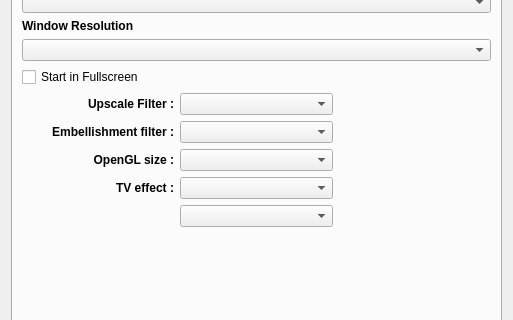
Old version of the form yabause/src/qt/ui/UISettings.ui in the repository Yabause/yabause; both pictures show x 0 to 513 and y 123 to 443 of the 513 by 563 pixel window.
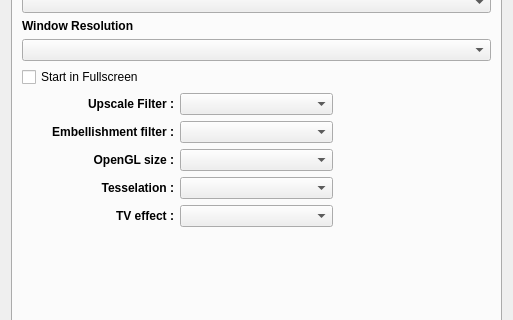
New version of the form. The open tabs and pages were chosen to show the change. Custom widgets are drawn as their Qt base class.

Commit message: Added a tesselation title + fixes.

```diff
--- a/yabause/src/qt/ui/UISettings.ui
+++ b/yabause/src/qt/ui/UISettings.ui
@@ -317,7 +317,7 @@
 			</widget>
 		</item>
 		<item row="19" column="1">
-			<widget class="QComboBox" name="cbFilterMode"/>
+			<widget class="QComboBox" name="cbUpscaleMode"/>
 		</item>
 		<item row="20" column="0">
 			<widget class="QLabel" name="Embellishmentfilter">
@@ -338,10 +338,10 @@
 				</property>
 			</widget>
 		</item>
-       <item row="20" column="1">
-        <widget class="QComboBox" name="cbUpscaleMode"/>
-       </item>
-		<item row="22" column="0">
+		<item row="20" column="1">
+		<widget class="QComboBox" name="cbFilterMode"/>
+		</item>
+		<item row="21" column="0">
 			<widget class="QLabel" name="OpenGLSize">
 				<property name="font">
 				<font>
@@ -360,9 +360,31 @@
 				</property>
 			</widget>
 		</item>
-       <item row="22" column="1">
+       <item row="21" column="1">
         <widget class="QComboBox" name="cbResolution"/>
        </item>
+		<item row="22" column="0">
+			<widget class="QLabel" name="Tesselation">
+				<property name="font">
+				<font>
+					<weight>75</weight>
+					<bold>true</bold>
+				</font>
+				</property>
+				<property name="text">
+					<string>Tesselation :</string>
+				</property>
+				<property name="textFormat">
+					<enum>Qt::PlainText</enum>
+				</property>
+				<property name="alignment" >
+					<set>Qt::AlignRight|Qt::AlignVCenter</set>
+				</property>
+			</widget>
+		</item>
+       <item row="22" column="1">
+        <widget class="QComboBox" name="cbPolygonGeneration"/>
+       </item>
 		<item row="23" column="0">
 			<widget class="QLabel" name="TVEffect">
 				<property name="font">
@@ -385,9 +407,6 @@
        <item row="23" column="1">
         <widget class="QComboBox" name="cbScanlineFilter"/>
        </item>
-       <item row="24" column="1">
-        <widget class="QComboBox" name="cbPolygonGeneration"/>
-       </item>
       </layout>
      </widget>
      <widget class="QWidget" name="wSound">
```
